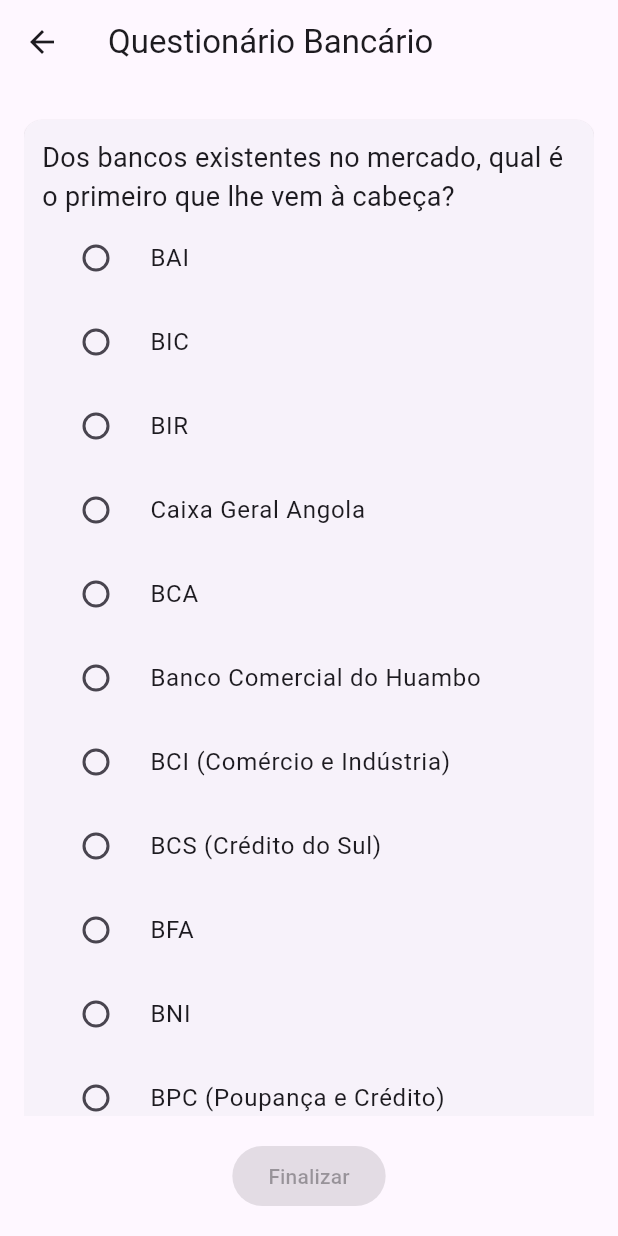
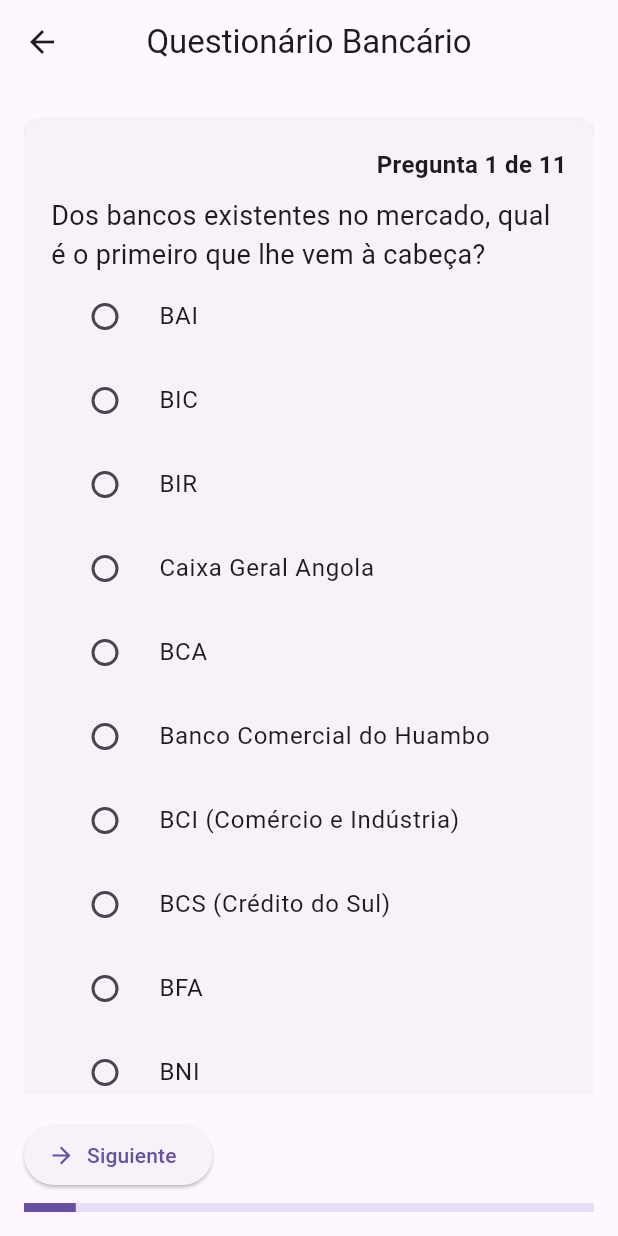
Before and after one commit to javierariass/Angola-Bank, a Flutter app: the QuestionnairePage screen opened directly, on a phone screen of 412 x 824 dp. Run offline on Flutter 3.47's test engine with Material 3 defaults, Android fonts, the phone set to English and light mode, and no system bars; our stand-ins replace cloud_firestore, connectivity_plus, firebase_core, flutter_rating_bar, shared_preferences; accounts and stored records are empty.

Commit message:
Update Questionnare

```diff
--- a/lib/pages/questionnaire_page.dart
+++ b/lib/pages/questionnaire_page.dart
@@ -101,9 +101,12 @@ class _QuestionnairePageState extends State<QuestionnairePage> {
 		return true;
 	}
 
+       int _currentPage = 0;
+       final PageController _pageController = PageController();
+
        @override
        Widget build(BuildContext context) {
-		// Opções dinâmicas para Q03
+	       // Opciones dinámicas para Q03
 	       List<String> bancosQ2 = [];
 	       final q2 = advancedQuestions.firstWhere((q) => q.id == 'q02', orElse: () => AdvancedQuestion(id: '', question: '', type: QuestionType.singleChoice));
 	       if (answers['q02'] != null && answers['q02'] is List) {
@@ -115,22 +118,25 @@ class _QuestionnairePageState extends State<QuestionnairePage> {
 	       return Scaffold(
 		       appBar: AppBar(
 			       title: const Text('Questionário Bancário'),
+			       centerTitle: true,
 		       ),
 		       body: Padding(
 			       padding: const EdgeInsets.all(16),
 			       child: Column(
 				       children: [
 					       Expanded(
-							child: ListView.builder(
+						       child: PageView.builder(
+							       controller: _pageController,
+							       physics: const NeverScrollableScrollPhysics(),
 							       itemCount: advancedQuestions.length,
+							       onPageChanged: (i) {
+								       setState(() { _currentPage = i; });
+							       },
 							       itemBuilder: (context, index) {
 								       final q = advancedQuestions[index];
+								       Widget questionWidget;
 								       if (q.id == 'q03') {
-										return Card(
-											margin: const EdgeInsets.symmetric(vertical: 8),
-											child: Padding(
-												padding: const EdgeInsets.all(12),
-												child: AdvancedQuestionWidget(
+									       questionWidget = AdvancedQuestionWidget(
 										       question: AdvancedQuestion(
 											       id: q.id,
 											       question: q.question,
@@ -144,16 +150,9 @@ class _QuestionnairePageState extends State<QuestionnairePage> {
 												       answers[q.id] = val;
 											       });
 										       },
-													showNext: false,
-												),
-											),
 									       );
 								       } else {
-										return Card(
-											margin: const EdgeInsets.symmetric(vertical: 8),
-											child: Padding(
-												padding: const EdgeInsets.all(12),
-												child: AdvancedQuestionWidget(
+									       questionWidget = AdvancedQuestionWidget(
 										       question: q,
 										       answer: answers[q.id],
 										       onChanged: (val) {
@@ -161,18 +160,63 @@ class _QuestionnairePageState extends State<QuestionnairePage> {
 												       answers[q.id] = val;
 											       });
 										       },
-													showNext: false,
+									       );
+								       }
+								       return SingleChildScrollView(
+									       child: Card(
+										       margin: const EdgeInsets.symmetric(vertical: 8),
+										       elevation: 4,
+										       child: Padding(
+											       padding: const EdgeInsets.all(18),
+											       child: Column(
+												       crossAxisAlignment: CrossAxisAlignment.stretch,
+												       children: [
+													       Text(
+														       'Pregunta ${index + 1} de ${advancedQuestions.length}',
+														       style: const TextStyle(fontWeight: FontWeight.bold, fontSize: 16),
+														       textAlign: TextAlign.right,
+													       ),
+													       const SizedBox(height: 10),
+													       questionWidget,
+												       ],
+											       ),
 										       ),
 									       ),
 								       );
-									}
 							       },
 						       ),
 					       ),
 					       const SizedBox(height: 16),
+					       Row(
+						       mainAxisAlignment: MainAxisAlignment.spaceBetween,
+						       children: [
+							       if (_currentPage > 0)
+								       ElevatedButton.icon(
+									       onPressed: () {
+										       _pageController.previousPage(duration: const Duration(milliseconds: 300), curve: Curves.ease);
+									       },
+									       icon: const Icon(Icons.arrow_back),
+									       label: const Text('Anterior'),
+								       ),
+							       if (_currentPage < advancedQuestions.length - 1)
+								       ElevatedButton.icon(
+									       onPressed: () {
+										       _pageController.nextPage(duration: const Duration(milliseconds: 300), curve: Curves.ease);
+									       },
+									       icon: const Icon(Icons.arrow_forward),
+									       label: const Text('Siguiente'),
+								       ),
+							       if (_currentPage == advancedQuestions.length - 1)
 								       ElevatedButton(
 									       onPressed: _allAnswered() ? _submit : null,
 									       child: const Text('Finalizar'),
+								       ),
+						       ],
+					       ),
+					       const SizedBox(height: 8),
+					       LinearProgressIndicator(
+						       value: (_currentPage + 1) / advancedQuestions.length,
+						       minHeight: 6,
 					       ),
 				       ],
 			       ),
```
Also changed, not shown: 1 other file. Lines whose indentation alone changed are shown as unchanged.
